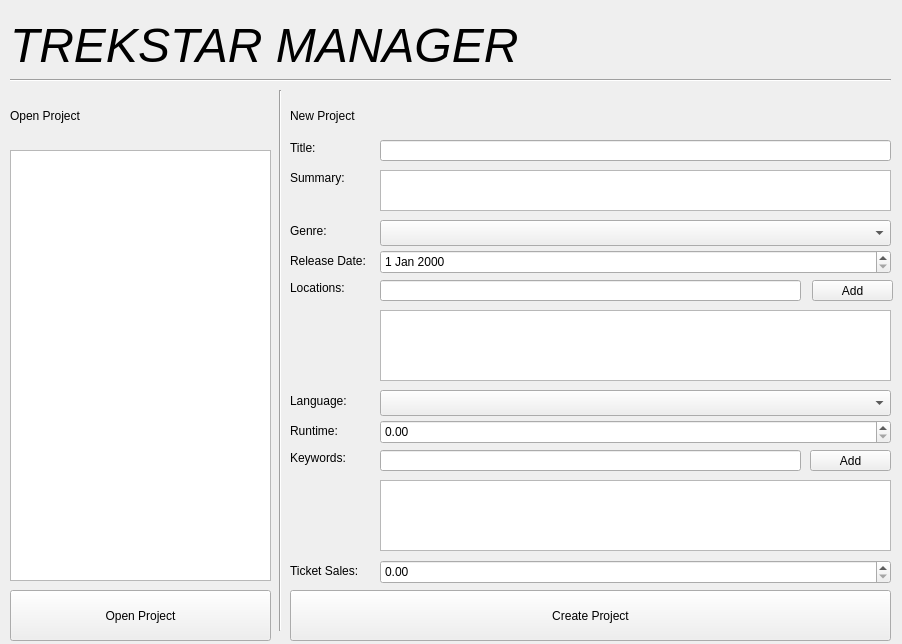
Above: TrekStarApp/forms/mainwindow.ui from EdwinLangley/SDI-TrekStar-Application before the change. Below: the same form after it.
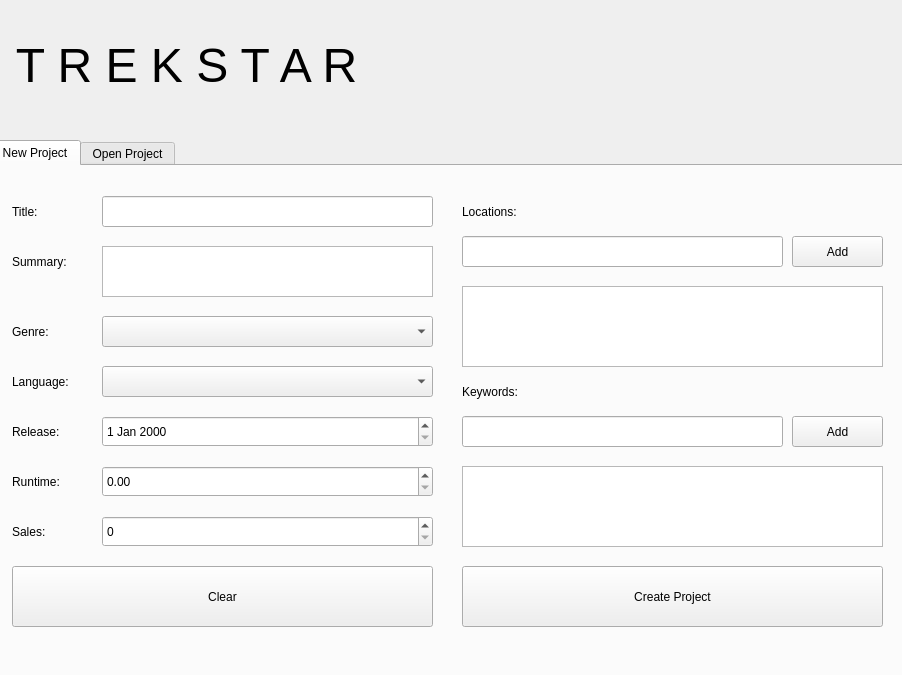
That is the form after the change. Icons and pictures are not drawn.

The edit to the form file:
```diff
--- a/TrekStarApp/forms/mainwindow.ui
+++ b/TrekStarApp/forms/mainwindow.ui
@@ -7,7 +7,7 @@
     <x>0</x>
     <y>0</y>
     <width>902</width>
-    <height>644</height>
+    <height>675</height>
    </rect>
   </property>
   <property name="windowTitle">
@@ -27,10 +27,10 @@
    <widget class="QLabel" name="lblTitle">
     <property name="geometry">
      <rect>
-      <x>10</x>
-      <y>20</y>
-      <width>631</width>
-      <height>51</height>
+      <x>-10</x>
+      <y>-10</y>
+      <width>921</width>
+      <height>151</height>
      </rect>
     </property>
     <property name="font">
@@ -38,354 +38,357 @@
       <family>Helvetica Neue</family>
       <pointsize>36</pointsize>
       <weight>50</weight>
-      <italic>true</italic>
+      <italic>false</italic>
       <bold>false</bold>
      </font>
     </property>
     <property name="text">
-     <string>TREKSTAR MANAGER</string>
+     <string>  T R E K S T A R</string>
     </property>
    </widget>
-   <widget class="Line" name="lnTitle">
-    <property name="geometry">
-     <rect>
-      <x>10</x>
-      <y>70</y>
-      <width>881</width>
-      <height>21</height>
-     </rect>
+   <widget class="QTabWidget" name="tabWidget">
+    <property name="enabled">
+     <bool>true</bool>
     </property>
-    <property name="orientation">
-     <enum>Qt::Horizontal</enum>
-    </property>
-   </widget>
-   <widget class="Line" name="line">
     <property name="geometry">
      <rect>
-      <x>270</x>
-      <y>90</y>
-      <width>21</width>
+      <x>-10</x>
+      <y>140</y>
+      <width>921</width>
       <height>541</height>
      </rect>
     </property>
-    <property name="orientation">
-     <enum>Qt::Vertical</enum>
+    <property name="currentIndex">
+     <number>0</number>
     </property>
-   </widget>
-   <widget class="QLabel" name="lblOpen">
-    <property name="geometry">
-     <rect>
-      <x>10</x>
-      <y>90</y>
-      <width>261</width>
-      <height>51</height>
-     </rect>
-    </property>
-    <property name="text">
-     <string>Open Project</string>
-    </property>
-   </widget>
-   <widget class="QLabel" name="lblNew">
-    <property name="geometry">
-     <rect>
-      <x>290</x>
-      <y>90</y>
-      <width>261</width>
-      <height>51</height>
-     </rect>
-    </property>
-    <property name="text">
+    <widget class="QWidget" name="tabNew">
+     <attribute name="title">
      <string>New Project</string>
-    </property>
-   </widget>
-   <widget class="QListView" name="lstProject">
+     </attribute>
+     <widget class="QPushButton" name="cmdCreate">
     <property name="geometry">
      <rect>
-      <x>10</x>
-      <y>150</y>
-      <width>261</width>
-      <height>431</height>
-     </rect>
-    </property>
-   </widget>
-   <widget class="QPushButton" name="cmdOpen">
+        <x>470</x>
+        <y>400</y>
+        <width>421</width>
+        <height>61</height>
+       </rect>
+      </property>
+      <property name="text">
+       <string>Create Project</string>
+      </property>
+     </widget>
+     <widget class="QTextEdit" name="txtSummary">
     <property name="geometry">
      <rect>
-      <x>10</x>
-      <y>590</y>
-      <width>261</width>
+        <x>110</x>
+        <y>80</y>
+        <width>331</width>
       <height>51</height>
      </rect>
     </property>
+     </widget>
+     <widget class="QDoubleSpinBox" name="dsbRuntime">
+      <property name="geometry">
+       <rect>
+        <x>110</x>
+        <y>300</y>
+        <width>331</width>
+        <height>31</height>
+       </rect>
+      </property>
+     </widget>
+     <widget class="QListView" name="lstKeywords">
+      <property name="geometry">
+       <rect>
+        <x>470</x>
+        <y>300</y>
+        <width>421</width>
+        <height>81</height>
+       </rect>
+      </property>
+     </widget>
+     <widget class="QLineEdit" name="txtTitleProjects">
+      <property name="geometry">
+       <rect>
+        <x>110</x>
+        <y>30</y>
+        <width>331</width>
+        <height>31</height>
+       </rect>
+      </property>
+     </widget>
+     <widget class="QLabel" name="lblRuntime">
+      <property name="geometry">
+       <rect>
+        <x>20</x>
+        <y>300</y>
+        <width>60</width>
+        <height>31</height>
+       </rect>
+      </property>
     <property name="text">
-     <string>Open Project</string>
+       <string>Runtime:</string>
+      </property>
+     </widget>
+     <widget class="QLabel" name="lblLanguage">
+      <property name="geometry">
+       <rect>
+        <x>20</x>
+        <y>200</y>
+        <width>81</width>
+        <height>31</height>
+       </rect>
+      </property>
+      <property name="text">
+       <string>Language:</string>
+      </property>
+     </widget>
+     <widget class="QComboBox" name="cbGenre">
+      <property name="geometry">
+       <rect>
+        <x>110</x>
+        <y>150</y>
+        <width>331</width>
+        <height>31</height>
+       </rect>
+      </property>
+     </widget>
+     <widget class="QComboBox" name="cbLanguage">
+      <property name="geometry">
+       <rect>
+        <x>110</x>
+        <y>200</y>
+        <width>331</width>
+        <height>31</height>
+       </rect>
+      </property>
+      <property name="currentText">
+       <string/>
     </property>
    </widget>
    <widget class="QLabel" name="lblTitleProjects">
     <property name="geometry">
      <rect>
-      <x>290</x>
-      <y>140</y>
-      <width>60</width>
-      <height>16</height>
+        <x>20</x>
+        <y>30</y>
+        <width>51</width>
+        <height>31</height>
      </rect>
     </property>
     <property name="text">
      <string>Title:</string>
     </property>
    </widget>
-   <widget class="QLineEdit" name="txtTitleProjects">
+     <widget class="QPushButton" name="cmdLocationAdd">
     <property name="geometry">
      <rect>
-      <x>380</x>
-      <y>140</y>
-      <width>511</width>
-      <height>21</height>
-     </rect>
+        <x>800</x>
+        <y>70</y>
+        <width>91</width>
+        <height>31</height>
+       </rect>
+      </property>
+      <property name="text">
+       <string>Add</string>
+      </property>
+     </widget>
+     <widget class="QLabel" name="lblRelease">
+      <property name="geometry">
+       <rect>
+        <x>20</x>
+        <y>250</y>
+        <width>91</width>
+        <height>31</height>
+       </rect>
+      </property>
+      <property name="text">
+       <string>Release:</string>
+      </property>
+     </widget>
+     <widget class="QLineEdit" name="txtKeywordsAdd">
+      <property name="geometry">
+       <rect>
+        <x>470</x>
+        <y>250</y>
+        <width>321</width>
+        <height>31</height>
+       </rect>
+      </property>
+     </widget>
+     <widget class="QLabel" name="lblSales">
+      <property name="geometry">
+       <rect>
+        <x>20</x>
+        <y>350</y>
+        <width>81</width>
+        <height>31</height>
+       </rect>
+      </property>
+      <property name="text">
+       <string>Sales:</string>
+      </property>
+     </widget>
+     <widget class="QDateEdit" name="deRelease">
+      <property name="geometry">
+       <rect>
+        <x>110</x>
+        <y>250</y>
+        <width>331</width>
+        <height>31</height>
+       </rect>
+      </property>
+     </widget>
+     <widget class="QListView" name="lstLocation">
+      <property name="geometry">
+       <rect>
+        <x>470</x>
+        <y>120</y>
+        <width>421</width>
+        <height>81</height>
+       </rect>
+      </property>
+     </widget>
+     <widget class="QPushButton" name="cmdKeywordsAdd">
+      <property name="geometry">
+       <rect>
+        <x>800</x>
+        <y>250</y>
+        <width>91</width>
+        <height>31</height>
+       </rect>
+      </property>
+      <property name="text">
+       <string>Add</string>
     </property>
    </widget>
    <widget class="QLabel" name="lblSummary">
     <property name="geometry">
      <rect>
-      <x>290</x>
-      <y>170</y>
-      <width>60</width>
-      <height>16</height>
+        <x>20</x>
+        <y>80</y>
+        <width>81</width>
+        <height>31</height>
      </rect>
     </property>
     <property name="text">
      <string>Summary:</string>
     </property>
    </widget>
-   <widget class="QTextEdit" name="txtSummary">
-    <property name="geometry">
-     <rect>
-      <x>380</x>
-      <y>170</y>
-      <width>511</width>
-      <height>41</height>
-     </rect>
-    </property>
-   </widget>
    <widget class="QLabel" name="lblGenre">
     <property name="geometry">
      <rect>
-      <x>290</x>
-      <y>220</y>
+        <x>20</x>
+        <y>150</y>
       <width>60</width>
-      <height>21</height>
+        <height>31</height>
      </rect>
     </property>
     <property name="text">
      <string>Genre:</string>
     </property>
    </widget>
-   <widget class="QComboBox" name="cbGenre">
+     <widget class="QLabel" name="lblKeywords">
     <property name="geometry">
      <rect>
-      <x>380</x>
-      <y>220</y>
-      <width>511</width>
-      <height>26</height>
-     </rect>
-    </property>
-   </widget>
-   <widget class="QLabel" name="lblRelease">
-    <property name="geometry">
-     <rect>
-      <x>290</x>
-      <y>250</y>
+        <x>470</x>
+        <y>210</y>
       <width>91</width>
-      <height>21</height>
+        <height>31</height>
      </rect>
     </property>
     <property name="text">
-     <string>Release Date:</string>
-    </property>
-   </widget>
-   <widget class="QDateEdit" name="deRelease">
-    <property name="geometry">
-     <rect>
-      <x>380</x>
-      <y>250</y>
-      <width>511</width>
-      <height>24</height>
-     </rect>
+       <string>Keywords:</string>
     </property>
    </widget>
    <widget class="QLabel" name="lblLocations">
     <property name="geometry">
      <rect>
-      <x>290</x>
-      <y>280</y>
-      <width>61</width>
-      <height>16</height>
+        <x>470</x>
+        <y>30</y>
+        <width>91</width>
+        <height>31</height>
      </rect>
     </property>
     <property name="text">
      <string>Locations:</string>
     </property>
    </widget>
-   <widget class="QListView" name="lstLocation">
-    <property name="geometry">
-     <rect>
-      <x>380</x>
-      <y>310</y>
-      <width>511</width>
-      <height>71</height>
-     </rect>
-    </property>
-   </widget>
    <widget class="QLineEdit" name="txtLocationAdd">
     <property name="geometry">
      <rect>
-      <x>380</x>
-      <y>280</y>
-      <width>421</width>
-      <height>21</height>
+        <x>470</x>
+        <y>70</y>
+        <width>321</width>
+        <height>31</height>
      </rect>
     </property>
    </widget>
-   <widget class="QPushButton" name="cmdLocationAdd">
+     <widget class="QPushButton" name="cmdClear">
     <property name="geometry">
      <rect>
-      <x>812</x>
-      <y>280</y>
-      <width>81</width>
-      <height>21</height>
+        <x>20</x>
+        <y>400</y>
+        <width>421</width>
+        <height>61</height>
      </rect>
     </property>
     <property name="text">
-     <string>Add</string>
-    </property>
-   </widget>
-   <widget class="QLabel" name="lblLanguage">
+       <string>Clear</string>
+      </property>
+     </widget>
+     <widget class="QSpinBox" name="spinBox">
     <property name="geometry">
      <rect>
-      <x>290</x>
-      <y>390</y>
-      <width>71</width>
-      <height>21</height>
-     </rect>
-    </property>
-    <property name="text">
-     <string>Language:</string>
-    </property>
-   </widget>
-   <widget class="QComboBox" name="cbLanguage">
-    <property name="geometry">
-     <rect>
-      <x>380</x>
-      <y>390</y>
-      <width>511</width>
-      <height>26</height>
-     </rect>
-    </property>
-   </widget>
-   <widget class="QLabel" name="lblRuntime">
+        <x>110</x>
+        <y>350</y>
+        <width>331</width>
+        <height>31</height>
+       </rect>
+      </property>
+     </widget>
+    </widget>
+    <widget class="QWidget" name="tabOpen">
+     <attribute name="title">
+      <string>Open Project</string>
+     </attribute>
+     <widget class="QListView" name="lstProject">
     <property name="geometry">
      <rect>
-      <x>290</x>
-      <y>420</y>
-      <width>60</width>
-      <height>21</height>
-     </rect>
-    </property>
-    <property name="text">
-     <string>Runtime:</string>
-    </property>
-   </widget>
-   <widget class="QDoubleSpinBox" name="sbRuntime">
+        <x>30</x>
+        <y>30</y>
+        <width>861</width>
+        <height>331</height>
+       </rect>
+      </property>
+     </widget>
+     <widget class="QPushButton" name="cmdOpen">
     <property name="geometry">
      <rect>
-      <x>380</x>
-      <y>420</y>
-      <width>511</width>
-      <height>24</height>
-     </rect>
-    </property>
-   </widget>
-   <widget class="QLabel" name="lblKeywords">
-    <property name="geometry">
-     <rect>
-      <x>290</x>
-      <y>450</y>
-      <width>71</width>
-      <height>16</height>
-     </rect>
-    </property>
+        <x>470</x>
+        <y>380</y>
+        <width>421</width>
+        <height>81</height>
+       </rect>
+      </property>
     <property name="text">
-     <string>Keywords:</string>
-    </property>
-   </widget>
-   <widget class="QListView" name="lstKeywords">
+       <string>Open Project</string>
+      </property>
+     </widget>
+     <widget class="QPushButton" name="cmdDelete">
     <property name="geometry">
      <rect>
-      <x>380</x>
-      <y>480</y>
-      <width>511</width>
-      <height>71</height>
-     </rect>
-    </property>
-   </widget>
-   <widget class="QLineEdit" name="txtKeywordsAdd">
-    <property name="geometry">
-     <rect>
-      <x>380</x>
-      <y>450</y>
+        <x>30</x>
+        <y>380</y>
       <width>421</width>
-      <height>21</height>
-     </rect>
-    </property>
-   </widget>
-   <widget class="QPushButton" name="cmdKeywordsAdd">
-    <property name="geometry">
-     <rect>
-      <x>810</x>
-      <y>450</y>
-      <width>81</width>
-      <height>21</height>
-     </rect>
-    </property>
+        <height>81</height>
+       </rect>
+      </property>
     <property name="text">
-     <string>Add</string>
-    </property>
-   </widget>
-   <widget class="QLabel" name="lblSales">
-    <property name="geometry">
-     <rect>
-      <x>290</x>
-      <y>560</y>
-      <width>81</width>
-      <height>21</height>
-     </rect>
-    </property>
-    <property name="text">
-     <string>Ticket Sales:</string>
-    </property>
-   </widget>
-   <widget class="QDoubleSpinBox" name="doubleSpinBox">
-    <property name="geometry">
-     <rect>
-      <x>380</x>
-      <y>560</y>
-      <width>511</width>
-      <height>24</height>
-     </rect>
-    </property>
-   </widget>
-   <widget class="QPushButton" name="pushButton">
-    <property name="geometry">
-     <rect>
-      <x>290</x>
-      <y>590</y>
-      <width>601</width>
-      <height>51</height>
-     </rect>
-    </property>
-    <property name="text">
-     <string>Create Project</string>
-    </property>
+       <string>Delete Project</string>
+      </property>
+     </widget>
+    </widget>
    </widget>
   </widget>
  </widget>
```
Lines whose indentation alone changed are shown as unchanged.
